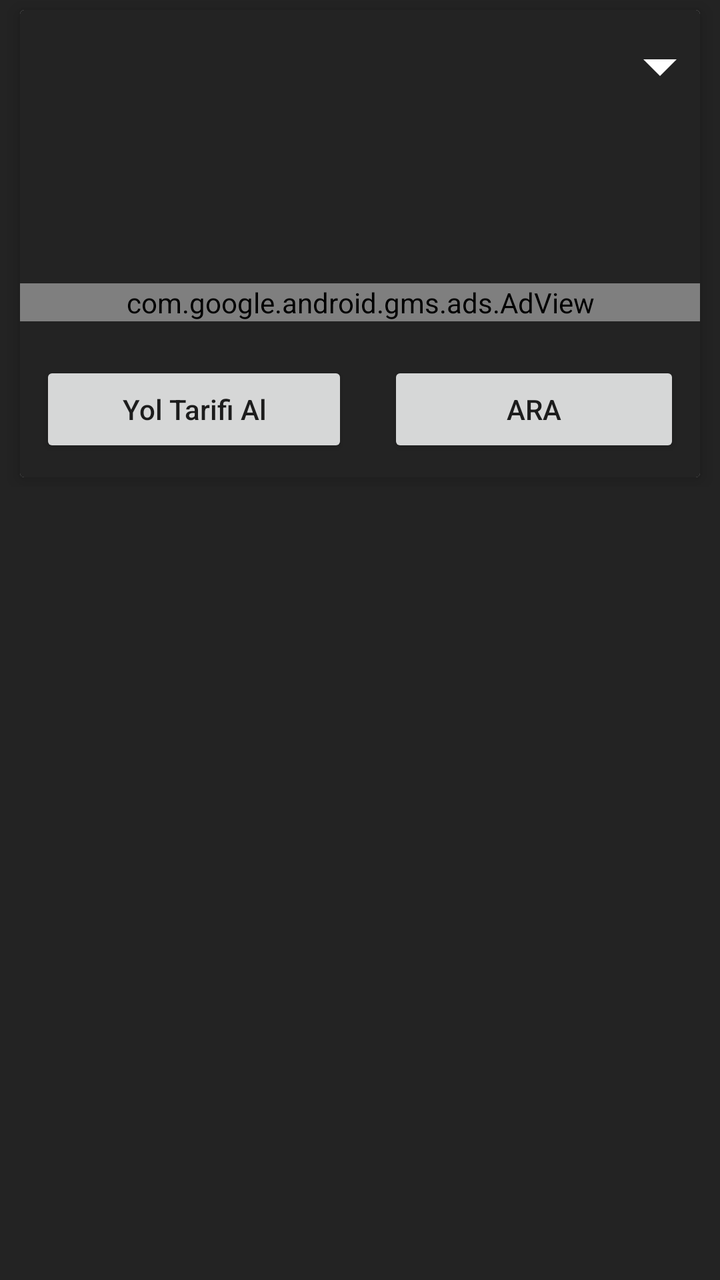
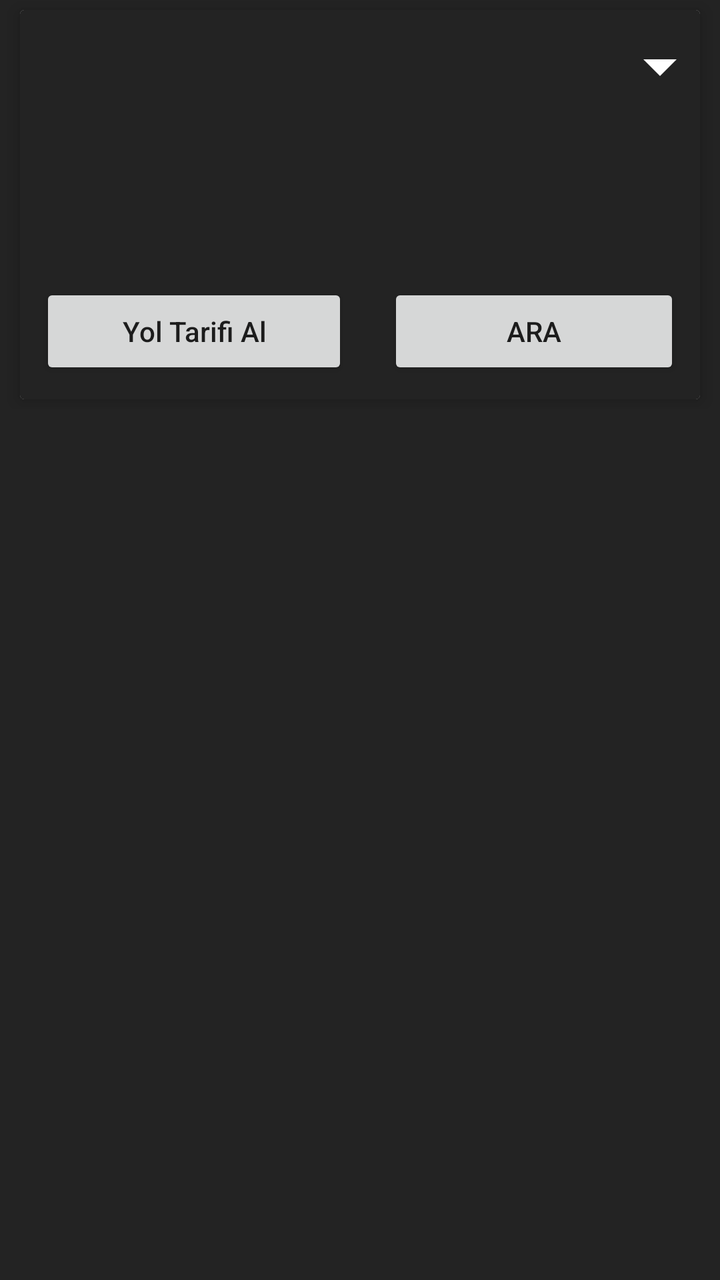

An Android layout rendered at two revisions. The XML below is the earlier revision; the diff shows what the commit changed to produce the second picture.
<!-- AndroidManifest.xml: application theme NobetciEczaneOriginalTema -->
<!-- res/layout/pharmacy_on_duty_recycler_row.xml -->
<?xml version="1.0" encoding="utf-8"?>
<layout xmlns:ads="http://schemas.android.com/apk/res-auto"
    xmlns:app="http://schemas.android.com/apk/res-auto">

    <data>

        <variable
            name="pharmacy"
            type="com.yakupcan.nobetcieczane.data.model.DataDto" />
    </data>

    <LinearLayout xmlns:android="http://schemas.android.com/apk/res/android"
        android:layout_width="match_parent"
        android:layout_height="wrap_content"
        android:layout_marginStart="15dp"
        android:layout_marginTop="5dp"
        android:layout_marginEnd="15dp"
        android:layout_marginBottom="15dp"
        android:background="@color/light_black"
        android:orientation="vertical">

        <androidx.core.widget.NestedScrollView
            android:id="@+id/nested_scroll_view"
            android:layout_width="match_parent"
            android:layout_height="wrap_content"
            android:scrollbars="none"
            android:scrollingCache="true">

            <androidx.cardview.widget.CardView
                android:layout_width="match_parent"
                android:layout_height="wrap_content"
                android:layout_marginStart="10dp"
                android:layout_marginTop="5dp"
                android:layout_marginEnd="10dp"
                android:layout_marginBottom="5dp"
                android:visibility="visible"
                app:cardCornerRadius="2dp"
                app:cardElevation="5dp">

                <LinearLayout
                    android:layout_width="match_parent"
                    android:layout_height="wrap_content"
                    android:background="@color/light_black"
                    android:orientation="vertical">

                    <LinearLayout
                        android:layout_width="match_parent"
                        android:layout_height="wrap_content"
                        android:gravity="center_vertical"
                        android:minHeight="?attr/actionBarSize"
                        android:orientation="horizontal">

                        <TextView
                            android:id="@+id/pharmacy_name"
                            android:layout_width="0dp"
                            android:layout_height="wrap_content"
                            android:layout_weight="1"
                            android:padding="5dp"
                            android:text="@{pharmacy.eczaneAdi}"
                            android:textColor="@color/white"
                            android:textSize="15sp"
                            android:textStyle="bold" />

                        <ImageView
                            android:id="@+id/bt_toggle_text"
                            android:layout_width="wrap_content"
                            android:layout_height="wrap_content"
                            app:srcCompat="@drawable/ic_drop_down" />

                    </LinearLayout>

                    <LinearLayout
                        android:id="@+id/lyt_expand_text"
                        android:layout_width="match_parent"
                        android:layout_height="wrap_content"
                        android:orientation="vertical">


                        <TextView
                            android:id="@+id/pharmacy_address"
                            android:layout_width="wrap_content"
                            android:layout_height="wrap_content"
                            android:padding="5dp"
                            android:text="@{pharmacy.adresi}"
                            android:textColor="@color/white"
                            android:textSize="15sp" />

                        <TextView
                            android:id="@+id/pharmacy_phone_number"
                            android:layout_width="wrap_content"
                            android:layout_height="wrap_content"
                            android:padding="5dp"
                            android:text="@{pharmacy.telefon}"
                            android:textColor="@color/white"
                            android:textSize="15sp"
                            android:textStyle="bold" />

                        <LinearLayout
                            android:id="@+id/list_frag_buttons_linear"
                            android:layout_width="match_parent"
                            android:layout_height="wrap_content"
                            android:orientation="vertical">

                            <com.google.android.gms.ads.AdView
                                android:id="@+id/adMob"
                                android:layout_width="match_parent"
                                android:layout_height="wrap_content"
                                android:layout_marginTop="20dp"
                                ads:adSize="BANNER"
                                ads:adUnitId="@string/list_sheet_banner" />


                            <LinearLayout
                                android:layout_width="match_parent"
                                android:layout_height="wrap_content"
                                android:layout_marginTop="10dp"
                                android:gravity="center"
                                android:orientation="horizontal"
                                app:layout_constraintLeft_toLeftOf="parent"
                                app:layout_constraintRight_toRightOf="parent"
                                app:layout_constraintTop_toBottomOf="@id/adMob">

                                <androidx.appcompat.widget.AppCompatButton
                                    android:id="@+id/pharmacyDirections"
                                    android:layout_width="wrap_content"
                                    android:layout_height="wrap_content"
                                    android:layout_margin="10dp"
                                    android:layout_weight="1"
                                    android:text="@string/directions"
                                    android:textAllCaps="false" />

                                <androidx.appcompat.widget.AppCompatButton
                                    android:id="@+id/pharmacyCall"
                                    android:layout_width="wrap_content"
                                    android:layout_height="wrap_content"
                                    android:layout_margin="10dp"
                                    android:layout_weight="1"
                                    android:text="@string/call" />
                            </LinearLayout>
                        </LinearLayout>
                    </LinearLayout>
                </LinearLayout>
            </androidx.cardview.widget.CardView>
        </androidx.core.widget.NestedScrollView>
    </LinearLayout>
</layout>
<!-- resources referenced by this layout -->
<resources>
  <color name="light_black">#232323</color>
  <color name="white">#FFFFFFFF</color>
  <!-- drawable ic_drop_down (drawable) -->
  <vector xmlns:android="http://schemas.android.com/apk/res/android"
      android:width="40dp"
      android:height="40dp"
      android:tint="@color/white"
      android:viewportWidth="24"
      android:viewportHeight="24">
      <path
          android:fillColor="@android:color/white"
          android:pathData="M7,10l5,5 5,-5z" />
  </vector>
  <string name="call">Ara</string>
  <string name="directions">Yol Tarifi Al</string>
  <string name="list_sheet_banner">ca-app-pub-7856290377548275/1012688712</string>
  <style name="NobetciEczaneOriginalTema" parent="Theme.MaterialComponents.DayNight.NoActionBar">
          <item name="android:statusBarColor">?attr/colorPrimary</item>
          <item name="colorPrimary">@color/black</item>
          <item name="colorOnPrimary">@color/white</item>
          <item name="colorPrimaryVariant">@color/purple_700</item>
          <item name="windowActionBar">false</item>
          <item name="windowNoTitle">true</item>
  
      </style>
  <color name="black">#FF000000</color>
  <color name="purple_700">#FF3700B3</color>
</resources>

<!-- the commit's change to res/layout/pharmacy_on_duty_recycler_row.xml (unified diff, before → after) -->
@@ -1,6 +1,5 @@
 <?xml version="1.0" encoding="utf-8"?>
-<layout xmlns:ads="http://schemas.android.com/apk/res-auto"
-    xmlns:app="http://schemas.android.com/apk/res-auto">
+<layout xmlns:app="http://schemas.android.com/apk/res-auto">
 
     <data>
 
@@ -101,15 +100,6 @@
                             android:layout_height="wrap_content"
                             android:orientation="vertical">
 
-                            <com.google.android.gms.ads.AdView
-                                android:id="@+id/adMob"
-                                android:layout_width="match_parent"
-                                android:layout_height="wrap_content"
-                                android:layout_marginTop="20dp"
-                                ads:adSize="BANNER"
-                                ads:adUnitId="@string/list_sheet_banner" />
-
-
                             <LinearLayout
                                 android:layout_width="match_parent"
                                 android:layout_height="wrap_content"
@@ -117,8 +107,7 @@
                                 android:gravity="center"
                                 android:orientation="horizontal"
                                 app:layout_constraintLeft_toLeftOf="parent"
-                                app:layout_constraintRight_toRightOf="parent"
-                                app:layout_constraintTop_toBottomOf="@id/adMob">
+                                app:layout_constraintRight_toRightOf="parent">
 
                                 <androidx.appcompat.widget.AppCompatButton
                                     android:id="@+id/pharmacyDirections"
<!-- resource entries referenced after the edit -->
@@ -15,7 +15,6 @@
   </vector>
   <string name="call">Ara</string>
   <string name="directions">Yol Tarifi Al</string>
-  <string name="list_sheet_banner">ca-app-pub-7856290377548275/1012688712</string>
   <style name="NobetciEczaneOriginalTema" parent="Theme.MaterialComponents.DayNight.NoActionBar">
           <item name="android:statusBarColor">?attr/colorPrimary</item>
           <item name="colorPrimary">@color/black</item>
